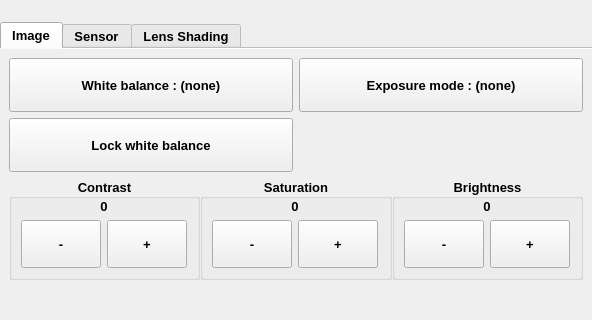
The window that controller_rc/ui/camera.ui (dridri/bcflight) describes before a commit, drawn with Qt 5.
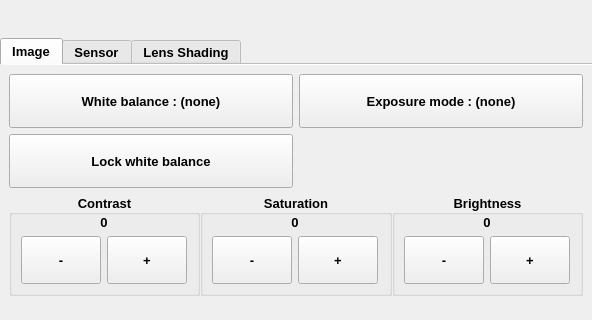
The same window after the commit.

```diff
--- a/controller_rc/ui/camera.ui
+++ b/controller_rc/ui/camera.ui
@@ -59,7 +59,7 @@
      <property name="sizeHint" stdset="0">
       <size>
        <width>19</width>
-       <height>16</height>
+       <height>32</height>
       </size>
      </property>
     </spacer>
```
